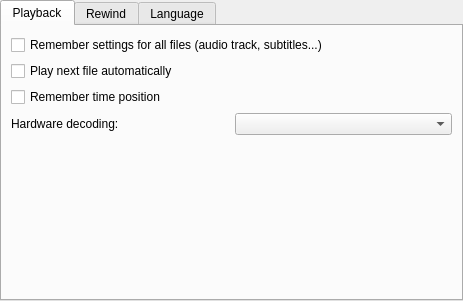
Before: the Qt Designer form prefs/prefmain.ui in brainrom/kokovp, drawn with Qt 5.
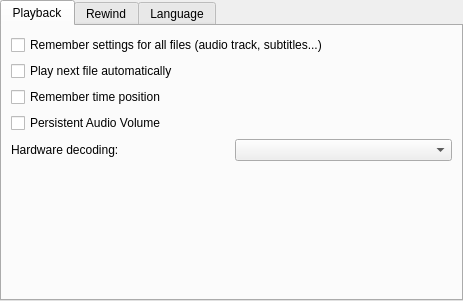
After: the same form once the commit is applied. The open tabs and pages were chosen to show the change. Icons and pictures are not drawn. Custom widgets are drawn as their Qt base class.

Commit message: Make audio volume and mute settings persistent.

Patch:
```diff
--- a/prefs/prefmain.ui
+++ b/prefs/prefmain.ui
@@ -63,6 +63,13 @@
          </property>
         </widget>
        </item>
+       <item>
+        <widget class="QCheckBox" name="cbPersistentAudioVolume">
+         <property name="text">
+          <string>Persistent Audio Volume</string>
+         </property>
+        </widget>
+       </item>
        <item>
         <layout class="QHBoxLayout" name="horizontalLayout">
          <item>
```
Left out of the diff: 2 changed lines with no effect on the pictures. The commit also changes 7 other files.
